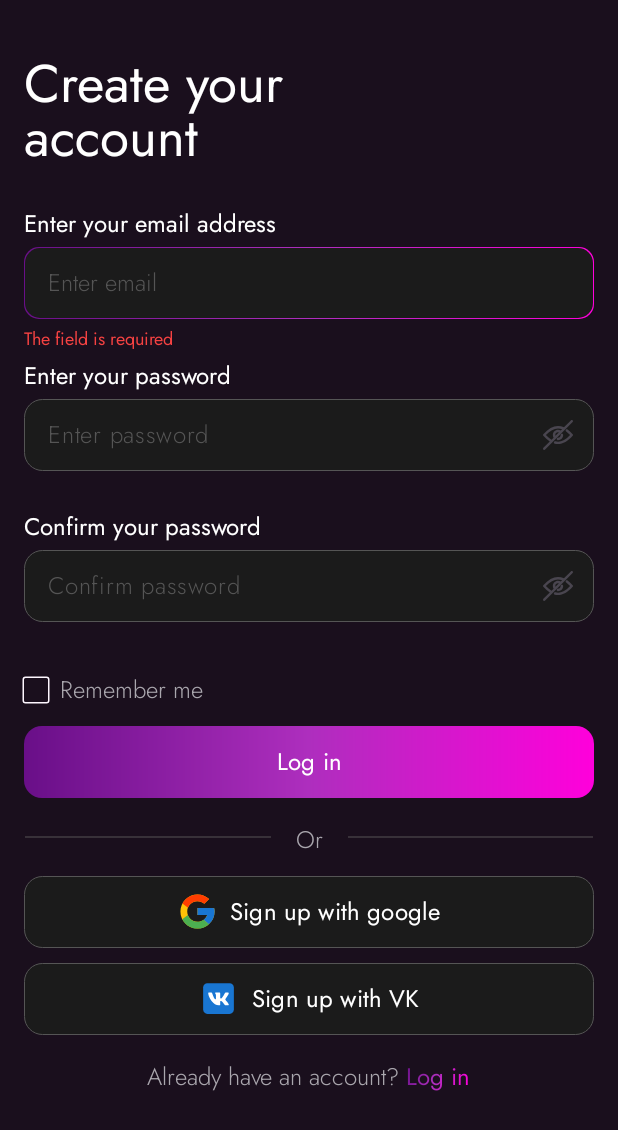
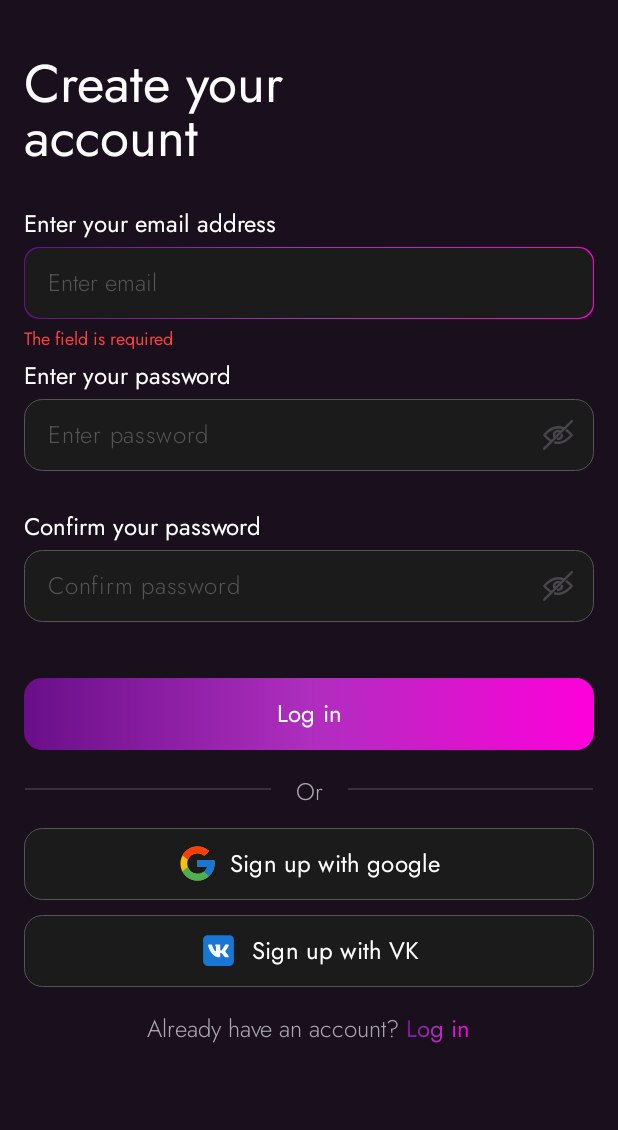
Before and after one commit to reykbov/VladosPosos, an Android app: the CreateAccountFragment screen opened through its navigation route, after a tap on "Log in", on a phone screen of 412 x 824 dp. Shown: the top 1130 px of the screen. Run offline under Robolectric (Android 15) with nearby library versions, the phone set to English and light mode, and no system bars; libraries missing offline, so code that uses them is left out: io.github.jan.supabase; 3 statements that could not run were skipped.

Commit message:
fix login fragment and change some xml

```diff
--- a/app/src/main/java/com/example/vladosposos/MainActivity.kt
+++ b/app/src/main/java/com/example/vladosposos/MainActivity.kt
@@ -4,6 +4,8 @@ import android.os.Bundle
 import androidx.appcompat.app.AppCompatActivity
 import androidx.navigation.fragment.NavHostFragment
 import com.example.vladosposos.databinding.ActivityMainBinding
+import com.example.vladosposos.helpers.SharedPreferencesHelper
+import com.example.vladosposos.helpers.SupabaseHelper
 import io.github.jan.supabase.auth.auth
 
 class MainActivity : AppCompatActivity() {
@@ -21,7 +23,7 @@ class MainActivity : AppCompatActivity() {
         val navController = navHostFragment.navController
         var session = supabaseHelper.supabase.auth.currentSessionOrNull()
 
-        if(!sharedPreferencesHelper.isOnboardingChecked()) navController.navigate(R.id.onboardingFragment2)
+        if(!sharedPreferencesHelper.isOnboardingChecked()) navController.navigate(R.id.onboardingFragment)
         else {
             if(!sharedPreferencesHelper.isUserRemembered()) session = null
             if(session != null) {
--- a/app/src/main/java/com/example/vladosposos/fragments/OnboardingFragment.kt
+++ b/app/src/main/java/com/example/vladosposos/fragments/OnboardingFragment.kt
@@ -7,7 +7,7 @@ import android.view.View
 import android.view.ViewGroup
 import androidx.navigation.fragment.findNavController
 import com.example.vladosposos.R
-import com.example.vladosposos.SharedPreferencesHelper
+import com.example.vladosposos.helpers.SharedPreferencesHelper
 import com.example.vladosposos.databinding.FragmentOnboardingBinding
 
 class OnboardingFragment : Fragment() {
@@ -30,7 +30,7 @@ class OnboardingFragment : Fragment() {
     private fun applyClick() {
         binding.getStartedButton.setOnClickListener {
             sharedPreferencesHelper.checkOnboarding()
-            findNavController().navigate(R.id.createAccountFragment2)
+            findNavController().navigate(R.id.action_onboardingFragment_to_createAccountFragment)
         }
     }
 }
--- a/app/src/main/java/com/example/vladosposos/fragments/TiVoshelFragment.kt
+++ b/app/src/main/java/com/example/vladosposos/fragments/TiVoshelFragment.kt
@@ -8,8 +8,8 @@ import android.view.ViewGroup
 import androidx.lifecycle.lifecycleScope
 import androidx.navigation.fragment.findNavController
 import com.example.vladosposos.R
-import com.example.vladosposos.SharedPreferencesHelper
-import com.example.vladosposos.SupabaseHelper
+import com.example.vladosposos.helpers.SharedPreferencesHelper
+import com.example.vladosposos.helpers.SupabaseHelper
 import com.example.vladosposos.databinding.FragmentTiVoshelBinding
 import kotlinx.coroutines.launch
 
@@ -45,7 +45,7 @@ class TiVoshelFragment : Fragment() {
     private suspend fun launchCoroutine() {
         supabaseHelper.userSignOut()
         sharedPreferencesHelper.notRememberMe()
-        findNavController().navigate(R.id.loginFragment)
+        findNavController().navigate(R.id.action_tiVoshelFragment_to_loginFragment)
     }
 
 }
--- a/app/src/main/java/com/example/vladosposos/SharedPreferencesHelper.kt
+++ b/app/src/main/java/com/example/vladosposos/helpers/SharedPreferencesHelper.kt
@@ -1,16 +1,17 @@
-package com.example.vladosposos
+package com.example.vladosposos.helpers
 
 import android.content.Context
+import androidx.core.content.edit
 
 class SharedPreferencesHelper(context: Context) {
-    val sharedPreferences = context.getSharedPreferences("AppPrefs", Context.MODE_PRIVATE)
+    private val sharedPreferences = context.getSharedPreferences("AppPrefs", Context.MODE_PRIVATE)
 
     fun rememberMe() {
-        sharedPreferences.edit().putBoolean("rememberMe", true).apply()
+        sharedPreferences.edit() { putBoolean("rememberMe", true) }
     }
 
     fun notRememberMe() {
-        sharedPreferences.edit().putBoolean("rememberMe", false).apply()
+        sharedPreferences.edit() { putBoolean("rememberMe", false) }
     }
 
     fun isUserRemembered() : Boolean {
@@ -18,7 +19,7 @@ class SharedPreferencesHelper(context: Context) {
     }
 
     fun checkOnboarding() {
-        sharedPreferences.edit().putBoolean("onboardingChecked", true).apply()
+        sharedPreferences.edit() { putBoolean("onboardingChecked", true) }
     }
 
     fun isOnboardingChecked() : Boolean {
--- a/app/src/main/java/com/example/vladosposos/SupabaseHelper.kt
+++ b/app/src/main/java/com/example/vladosposos/helpers/SupabaseHelper.kt
@@ -1,4 +1,4 @@
-package com.example.vladosposos
+package com.example.vladosposos.helpers
 
 import io.github.jan.supabase.auth.Auth
 import io.github.jan.supabase.auth.auth
@@ -14,7 +14,7 @@ class SupabaseHelper {
         install(Auth)
         install(Postgrest)
     }
-    val adminAuthClient = supabase.auth.admin
+    private val adminAuthClient = supabase.auth.admin
 
     suspend fun signUpWithEmail(mail: String, pass: String) {
         val user = supabase.auth.signUpWith(provider = Email) {
--- a/app/src/main/res/layout/fragment_create_account.xml
+++ b/app/src/main/res/layout/fragment_create_account.xml
@@ -39,9 +39,8 @@
             android:autofillHints="emailAddress"
             android:layout_width="match_parent"
             android:layout_height="48dp"
-            android:layout_marginStart="16dp"
             android:layout_marginTop="4dp"
-            android:layout_marginEnd="16dp"
+            android:layout_marginHorizontal="16dp"
             android:background="@drawable/et_with_gradient_stroke"
             android:hint="@string/enter_email"
             android:inputType="textEmailAddress"
@@ -68,9 +67,8 @@
             android:id="@+id/enterPasswordET"
             android:layout_width="match_parent"
             android:layout_height="wrap_content"
-            android:layout_marginStart="16dp"
             android:layout_marginTop="4dp"
-            android:layout_marginEnd="16dp"
+            android:layout_marginHorizontal="16dp"
             app:endIconDrawable="@drawable/eye_for_password_selector"
             app:endIconMode="password_toggle"
             app:hintEnabled="false"
@@ -109,9 +107,8 @@
             android:id="@+id/confirmPasswordET"
             android:layout_width="match_parent"
             android:layout_height="wrap_content"
-            android:layout_marginStart="16sp"
             android:layout_marginTop="4dp"
-            android:layout_marginEnd="16sp"
+            android:layout_marginHorizontal="16dp"
             app:endIconDrawable="@drawable/eye_for_password_selector"
             app:endIconMode="password_toggle"
             app:hintEnabled="false"
@@ -134,40 +131,18 @@
                 android:textColorHint="@color/et_stroke" />
         </com.google.android.material.textfield.TextInputLayout>
 
-        <com.google.android.material.checkbox.MaterialCheckBox
-            android:id="@+id/materialCheckBox"
-            android:layout_width="wrap_content"
-            android:layout_height="wrap_content"
-            android:checked="false"
-            app:buttonCompat="@drawable/custom_checkbox"
-            app:buttonTint="@null"
-            app:layout_constraintStart_toStartOf="parent"
-            app:layout_constraintTop_toBottomOf="@+id/errorConfirmPasswordTV" />
-
-        <TextView
-            android:id="@+id/rememberMeTV"
-            style="@style/PaleText"
-            android:layout_width="wrap_content"
-            android:layout_height="wrap_content"
-            android:layout_marginStart="40dp"
-            android:text="@string/remember_me"
-            app:layout_constraintBottom_toBottomOf="@+id/materialCheckBox"
-            app:layout_constraintStart_toStartOf="parent"
-            app:layout_constraintTop_toTopOf="@+id/materialCheckBox"
-            app:layout_constraintVertical_bias="0.48" />
-
         <Button
             android:id="@+id/logInBttn"
             style="@style/GradientButtonStyle"
             android:layout_width="match_parent"
             android:layout_height="48dp"
-            android:layout_marginStart="16sp"
-            android:layout_marginEnd="16dp"
+            android:layout_marginTop="16dp"
+            android:layout_marginHorizontal="16dp"
             android:background="@drawable/ripple_gradient_button"
             android:text="@string/log_in"
             app:layout_constraintEnd_toEndOf="@+id/confirmPasswordET"
             app:layout_constraintStart_toStartOf="@+id/confirmPasswordET"
-            app:layout_constraintTop_toBottomOf="@+id/materialCheckBox" />
+            app:layout_constraintTop_toBottomOf="@+id/errorConfirmPasswordTV" />
 
         <TextView
             android:id="@+id/leftDividingLineTV"
@@ -211,9 +186,8 @@
             style="@style/GrayButtonStyle"
             android:layout_width="match_parent"
             android:layout_height="48dp"
-            android:layout_marginStart="16dp"
             android:layout_marginTop="16dp"
-            android:layout_marginEnd="16dp"
+            android:layout_marginHorizontal="16dp"
             android:background="@drawable/ripple_gray_button"
             android:gravity="center"
             android:text="@string/sign_up_with_google"
@@ -230,9 +204,8 @@
             style="@style/GrayButtonStyle"
             android:layout_width="match_parent"
             android:layout_height="48dp"
-            android:layout_marginStart="16dp"
             android:layout_marginTop="10dp"
-            android:layout_marginEnd="16dp"
+            android:layout_marginHorizontal="16dp"
             android:background="@drawable/ripple_gray_button"
             android:gravity="center"
             android:text="@string/sign_up_with_vk"
--- a/app/src/main/res/navigation/main_nav.xml
+++ b/app/src/main/res/navigation/main_nav.xml
@@ -3,30 +3,24 @@
     xmlns:app="http://schemas.android.com/apk/res-auto"
     xmlns:tools="http://schemas.android.com/tools"
     android:id="@+id/main_nav"
-    app:startDestination="@id/onboardingFragment2">
+    app:startDestination="@id/onboardingFragment">
     <fragment
-        android:id="@+id/onboardingFragment2"
+        android:id="@+id/onboardingFragment"
         android:name="com.example.vladosposos.fragments.OnboardingFragment"
         android:label="fragment_onboarding"
         tools:layout="@layout/fragment_onboarding" >
         <action
-            android:id="@+id/action_onboardingFragment2_to_createAccountFragment2"
-            app:destination="@id/createAccountFragment2" />
+            android:id="@+id/action_onboardingFragment_to_createAccountFragment"
+            app:destination="@id/createAccountFragment" />
     </fragment>
     <fragment
-        android:id="@+id/createAccountFragment2"
+        android:id="@+id/createAccountFragment"
         android:name="com.example.vladosposos.fragments.CreateAccountFragment"
         android:label="fragment_create_account"
         tools:layout="@layout/fragment_create_account" >
         <action
-            android:id="@+id/action_createAccountFragment2_to_onboardingFragment2"
-            app:destination="@id/onboardingFragment2" />
-        <action
-            android:id="@+id/action_createAccountFragment2_to_loginFragment"
+            android:id="@+id/action_createAccountFragment_to_loginFragment"
             app:destination="@id/loginFragment" />
-        <action
-            android:id="@+id/action_createAccountFragment2_to_tiVoshelFragment"
-            app:destination="@id/tiVoshelFragment" />
     </fragment>
     <fragment
         android:id="@+id/loginFragment"
@@ -34,8 +28,13 @@
         android:label="fragment_login"
         tools:layout="@layout/fragment_login" >
         <action
-            android:id="@+id/action_loginFragment_to_createAccountFragment2"
-            app:destination="@id/createAccountFragment2" />
+            android:id="@+id/action_loginFragment_to_createAccountFragment"
+            app:destination="@id/createAccountFragment" />
+        <action
+            android:id="@+id/action_loginFragment_to_tiVoshelFragment"
+            app:destination="@id/tiVoshelFragment"
+            app:popUpTo="@id/main_nav"
+            app:popUpToInclusive="true"/>
     </fragment>
     <fragment
         android:id="@+id/tiVoshelFragment"
@@ -43,7 +42,7 @@
         android:label="fragment_ti_voshel"
         tools:layout="@layout/fragment_ti_voshel" >
         <action
-            android:id="@+id/action_tiVoshelFragment_to_onboardingFragment2"
-            app:destination="@id/onboardingFragment2" />
+            android:id="@+id/action_tiVoshelFragment_to_loginFragment"
+            app:destination="@id/loginFragment" />
     </fragment>
 </navigation>
```
Also changed, not shown: app/src/main/java/com/example/vladosposos/fragments/CreateAccountFragment.kt (+3 -5 lines), app/src/main/java/com/example/vladosposos/fragments/LoginFragment.kt (+4 -4 lines), app/src/main/res/layout/fragment_login.xml (+4 -8 lines), app/src/main/res/layout/fragment_onboarding.xml (+9 -7 lines), app/src/main/res/layout/fragment_ti_voshel.xml (+3 -4 lines), 1 other file.
